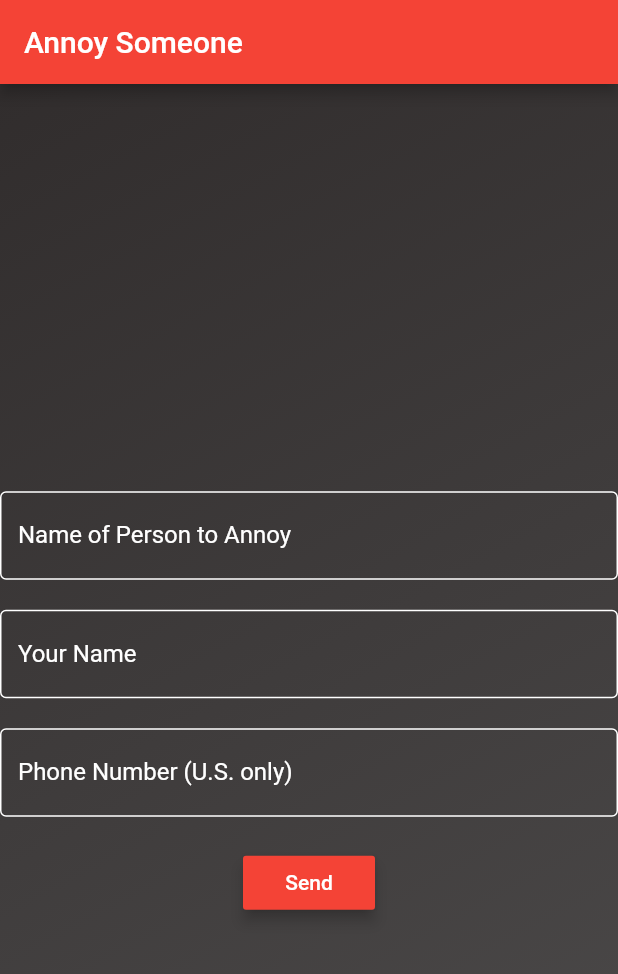
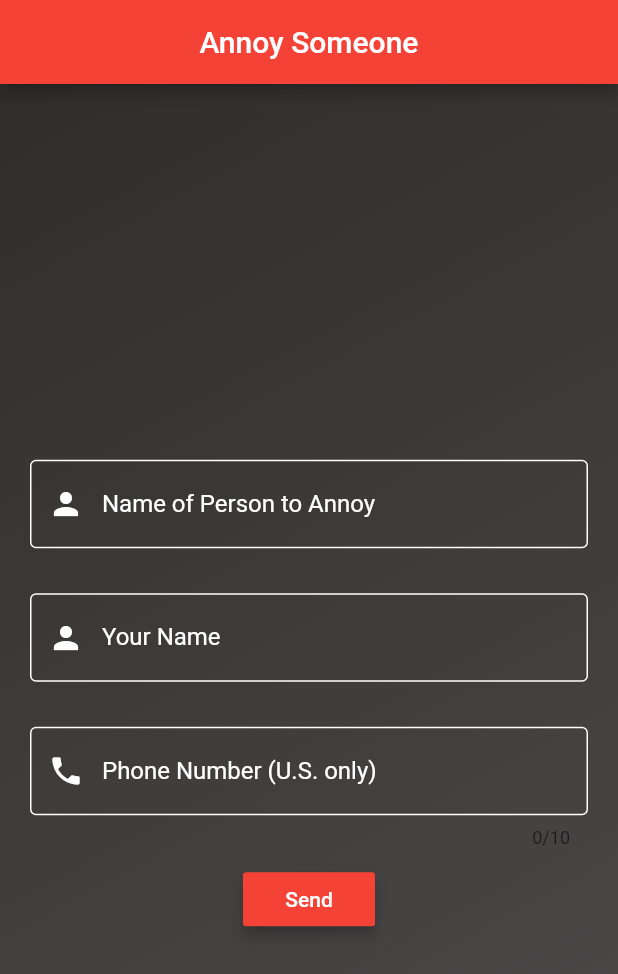
Before and after one commit to zjbullock/AnnoySomeoneUI, a Flutter app: the screen it shows after launch, after a tap on "Send", on a phone screen of 412 x 824 dp. Shown: the top 974 px of the screen. Run offline on Flutter 3.47's test engine with Material 2 defaults, Android fonts, the phone set to English and light mode, and no system bars; network calls fail.

Commit message:
finished mvp for AnnoySomeoneUI

```diff
--- a/lib/main.dart
+++ b/lib/main.dart
@@ -1,44 +1,27 @@
 import 'package:flutter/material.dart';
 import 'package:annoy_someone/view/annoy_view.dart';
+import 'package:annoy_someone/utils/constants.dart';
 
 void main() => runApp(MyApp());
-const backGroundColor = Color.fromARGB(255,49,45,45);
-const cardColor =  Color.fromARGB(255, 77, 75, 75);
+const blackGradient = Color.fromARGB(255,49,45,45);
+const grayGradient =  Color.fromARGB(255, 77, 75, 75);
+
 class MyApp extends StatelessWidget {
   // This widget is the root of your application.
   @override
   Widget build(BuildContext context) {
     return MaterialApp(
-      title: 'Annoy Someone',
+      title: TITLE,
       theme: ThemeData(
-        // This is the theme of your application.
-        //
-        // Try running your application with "flutter run". You'll see the
-        // application has a blue toolbar. Then, without quitting the app, try
-        // changing the primarySwatch below to Colors.green and then invoke
-        // "hot reload" (press "r" in the console where you ran "flutter run",
-        // or simply save your changes to "hot reload" in a Flutter IDE).
-        // Notice that the counter didn't reset back to zero; the application
-        // is not restarted.
         primarySwatch: Colors.red,
       ),
-      home: MyHomePage(title: 'Annoy Someone',),
+      home: MyHomePage(title: TITLE,),
     );
   }
 }
 
 class MyHomePage extends StatefulWidget {
   MyHomePage({Key key, this.title}) : super(key: key);
-
-  // This widget is the home page of your application. It is stateful, meaning
-  // that it has a State object (defined below) that contains fields that affect
-  // how it looks.
-
-  // This class is the configuration for the state. It holds the values (in this
-  // case the title) provided by the parent (in this case the App widget) and
-  // used by the build method of the State. Fields in a Widget subclass are
-  // always marked "final".
-
   final String title;
 
   @override
@@ -49,29 +32,37 @@ class _MyHomePageState extends State<MyHomePage> {
   @override
   Widget build(BuildContext context) {
     return Scaffold(
-      backgroundColor: backGroundColor,
+      backgroundColor: blackGradient,
       appBar: AppBar(
+        centerTitle: true,
         title: Text(widget.title),
       ),
-      body: Container(
+      body: new GestureDetector(
+        onTap: () {
+          FocusScope.of(context).requestFocus(new FocusNode());
+        },
+        child: Container(
           decoration: BoxDecoration(
             gradient: LinearGradient(
                 begin: FractionalOffset.topLeft,
                 end: FractionalOffset.bottomRight,
                 colors: [
-                backGroundColor,
-                cardColor
+                  blackGradient,
+                  grayGradient
                 ],
                 tileMode: TileMode.clamp
             )
           ),
+          child: new Container(
               child: Column(
               mainAxisAlignment: MainAxisAlignment.center,
               children: <Widget>[
-              AnnoyWidget(backGroundColor),
+                AnnoyWidget(),
               ],
             ),
+          )
         ),
+      )
     );
   }
 }
--- a/lib/model/annoy_model.dart
+++ b/lib/model/annoy_model.dart
@@ -1,5 +1,29 @@
-class Annoy {
-  String to = "";
-  String from = "";
-  String phoneNumber = "";
+import 'package:annoy_someone/utils/constants.dart';
+import 'package:http/http.dart' as http;
+import 'dart:convert';
+
+class AnnoyModel {
+  String _annoyURL = 'https://annoy.zedground.com/';
+  String postAnnoyRequest(String to, from, phoneNumber) {
+    const milk = 'milk';
+    var status;
+    http.post(_annoyURL + milk, headers: {'content-type': 'application/json'}, body: jsonEncode({'to': to, 'from': from, 'phoneNumber': phoneNumber}))
+    .then((response) => {
+      status = response.statusCode
+    });
+    switch (status){
+      case 500: {
+        return RESPONSE_INTERNAL_SERVER_ERROR;
+      }
+      break;
+      case 400: {
+        return RESPONSE_STATUS_BAD_REQUEST;
+      }
+      break;
+      default: {
+        return RESPONSE_SUCCESS;
+      }
+      break;
+    }
+  }
 }
--- /dev/null
+++ b/lib/presenter/annoy_presenter.dart
@@ -0,0 +1,10 @@
+import 'package:annoy_someone/model/annoy_model.dart';
+
+class AnnoyPresenter {
+  AnnoyModel model = AnnoyModel();
+  String prepareAnnoyRequest(String to, from, phoneNumber) {
+    String modalMessage = model.postAnnoyRequest(to, from, phoneNumber);
+    print(modalMessage);
+    return modalMessage;
+  }
+}
--- a/lib/utils/constants.dart
+++ b/lib/utils/constants.dart
@@ -0,0 +1,8 @@
+const BUTTON_SEND = 'Send';
+const LABEL_NAME_OF_PERSON_TO_ANNOY = 'Name of Person to Annoy';
+const LABEL_PHONE_NUMBER = 'Phone Number (U.S. only)';
+const LABEL_YOUR_NAME = 'Your Name';
+const RESPONSE_INTERNAL_SERVER_ERROR = 'server error';
+const RESPONSE_STATUS_BAD_REQUEST = 'bad request';
+const RESPONSE_SUCCESS = 'success';
+const TITLE = 'Annoy Someone';
--- a/lib/view/annoy_view.dart
+++ b/lib/view/annoy_view.dart
@@ -1,27 +1,49 @@
 import 'package:flutter/material.dart';
+import 'package:annoy_someone/utils/constants.dart';
+import 'package:annoy_someone/presenter/annoy_presenter.dart';
 
-class AnnoyWidget extends StatelessWidget {
-  AnnoyWidget(Color background){
-    this._backgroundColor = background;
+
+class AnnoyWidget extends StatefulWidget {
+  const AnnoyWidget({Key key}):super(key: key);
+  @override
+  _AnnoyState createState() => _AnnoyState();
 }
 
+class _AnnoyState extends State<AnnoyWidget> {
+  _AnnoyState(){
+    this._presenter = AnnoyPresenter();
+  }
+  AnnoyPresenter _presenter;
+
   var _backgroundColor;
+  final toController = TextEditingController();
+  final fromController = TextEditingController();
+  final phoneNumController = TextEditingController();
 
+  @override
+  void dispose() {
+    // Clean up the controller when the Widget is disposed
+    toController.dispose();
+    fromController.dispose();
+    phoneNumController.dispose();
+    super.dispose();
+  }
 
 
   @override
   Widget build(BuildContext context) {
-    // TODO: implement build
     return Container(
-        color: Colors.transparent,
+      padding: EdgeInsets.all(20),
       child: Column(
         children: <Widget> [
-            SizedBox(height: 60),
+          SizedBox(height: 50),
           TextField(
+            controller: toController,
             style: TextStyle(
               color: Colors.white,
             ),
             decoration: InputDecoration(
+              prefixIcon: Icon(Icons.person, color: Colors.white,),
               focusedBorder: OutlineInputBorder(
                 borderSide: BorderSide(
                   color: Colors.red,
@@ -32,18 +54,20 @@ class AnnoyWidget extends StatelessWidget {
                   color: Colors.white,
                 ),
               ),
-                labelText: 'Name of Person to Annoy',
+              labelText: LABEL_NAME_OF_PERSON_TO_ANNOY,
               labelStyle: TextStyle(
                 color: Colors.white,
               ),
             ),
           ),
-            SizedBox(height: 20),
+          SizedBox(height: 30),
           TextField(
+            controller: fromController,
             style: TextStyle(
               color: Colors.white,
             ),
             decoration: InputDecoration(
+              prefixIcon: Icon(Icons.person, color: Colors.white,),
               focusedBorder: OutlineInputBorder(
                 borderSide: BorderSide(
                   color: Colors.red,
@@ -54,19 +78,22 @@ class AnnoyWidget extends StatelessWidget {
                   color: Colors.white,
                 ),
               ),
-                labelText: 'Your Name',
+              labelText: LABEL_YOUR_NAME,
               labelStyle: TextStyle(
                 color: Colors.white,
               ),
             ),
 
           ),
-            SizedBox(height: 20),
+          SizedBox(height: 30),
           TextField(
+            maxLength: 10,
+            controller: phoneNumController,
             style: TextStyle(
               color: Colors.white,
             ),
             decoration: InputDecoration(
+              prefixIcon: Icon(Icons.phone, color: Colors.white,),
               focusedBorder: OutlineInputBorder(
                 borderSide: BorderSide(
                   color: Colors.red,
@@ -77,17 +104,17 @@ class AnnoyWidget extends StatelessWidget {
                   color: Colors.white,
                 ),
               ),
-                labelText: 'Phone Number (U.S. only)',
+              labelText: LABEL_PHONE_NUMBER,
               labelStyle: TextStyle(
                 color: Colors.white,
               ),
             ),
           ),
-            SizedBox(height: 20),
+          SizedBox(height: 10),
           RaisedButton(
             color: Colors.red,
             onPressed: () {
-
+              this._presenter.prepareAnnoyRequest(toController.text, fromController.text, phoneNumController.text);
             },
             textColor: Colors.white,
             child: Text('Send'),
```
Also changed, not shown: pubspec.yaml (+14 -0 lines), assets/fonts/RobotoMono-Bold.ttf (added), assets/fonts/RobotoMono-BoldItalic.ttf (added), assets/fonts/RobotoMono-Italic.ttf (added), assets/fonts/RobotoMono-Light.ttf (added), assets/fonts/RobotoMono-LightItalic.ttf (added), assets/fonts/RobotoMono-Medium.ttf (added), assets/fonts/RobotoMono-MediumItalic.ttf (added), assets/fonts/RobotoMono-Regular.ttf (added), assets/fonts/RobotoMono-Thin.ttf (added), assets/fonts/RobotoMono-ThinItalic.ttf (added), assets/icon/zedground.png (added), pubspec.lock, 22 other files. Lines whose indentation alone changed are shown as unchanged.
